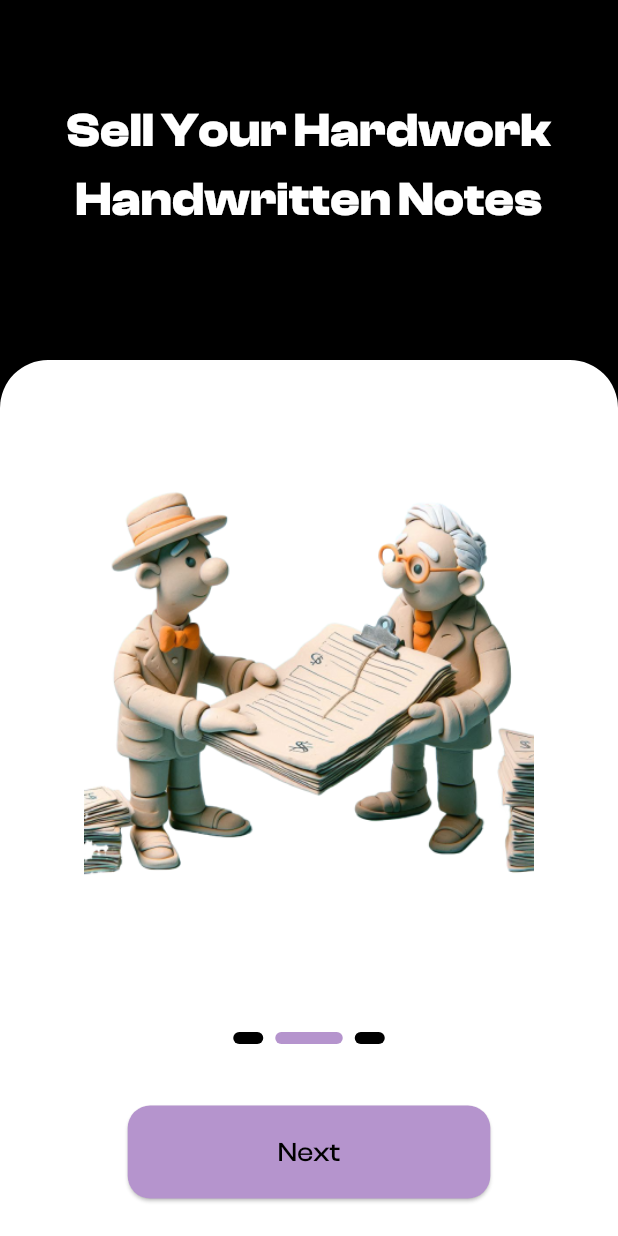
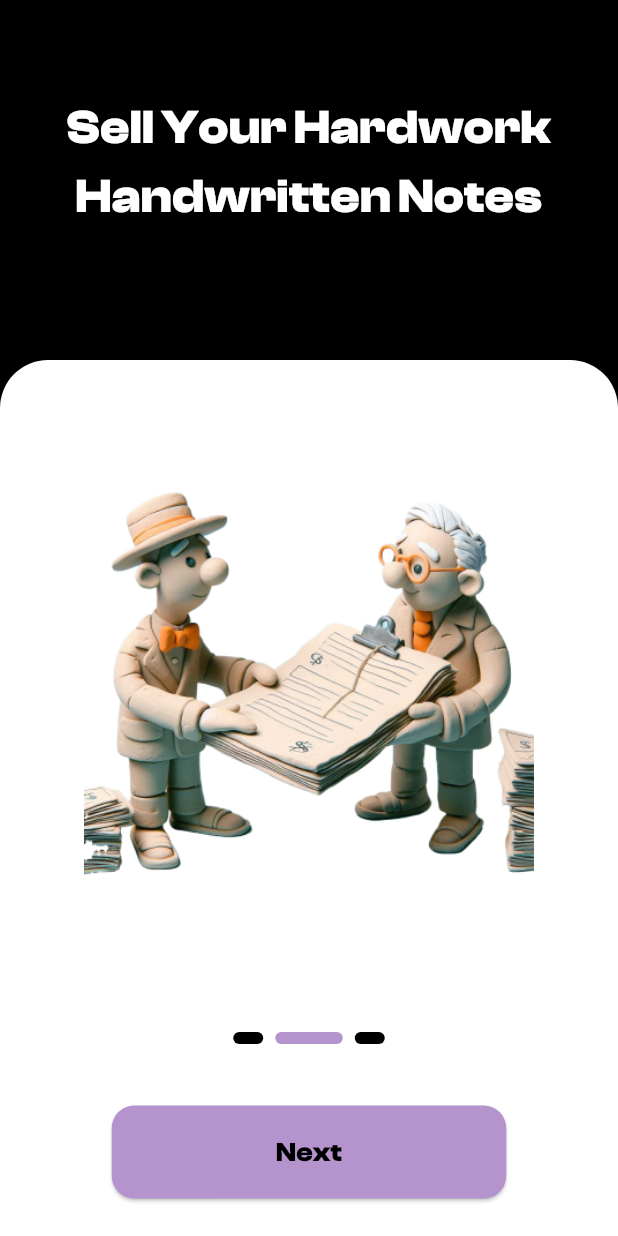
Before and after one commit to ValscoTech/NoteSwap, a Flutter app: the screen it shows after launch, after a tap on "Next", on a phone screen of 412 x 824 dp. Run offline on Flutter 3.47's test engine with Material 3 defaults, Android fonts, the phone set to English and light mode, and no system bars; our stand-ins replace file_picker, flutter_dotenv, flutter_riverpod, flutter_svg, go_router, google_fonts and 3 more; generated files the repository leaves out were written again.

Commit message:
fix[style]: bug on on boarding button on extended devices like One PLus

```diff
--- a/lib/onboarding/presentation/onboarding_slides_screen.dart
+++ b/lib/onboarding/presentation/onboarding_slides_screen.dart
@@ -199,10 +199,10 @@ class _OnboardingSlidesScreenState extends State<OnboardingSlidesScreen>
     return Container(
       color: color.surface,
       width: double.infinity,
-      height: 240,
+      height: 260,
       padding: const EdgeInsets.symmetric(
         horizontal: 32.0,
-        vertical: 64,
+        vertical: 62,
       ),
       child: buildText(
         text,
@@ -254,8 +254,9 @@ class _OnboardingSlidesScreenState extends State<OnboardingSlidesScreen>
       child: ElevatedButton(
         onPressed: _nextPage,
         style: ElevatedButton.styleFrom(
+          minimumSize: const Size(263, 60),
+          padding: const EdgeInsets.symmetric(vertical: 18, horizontal: 24),
           backgroundColor: color.secondary,
-          padding: const EdgeInsets.symmetric(horizontal: 100, vertical: 18),
           shape: RoundedRectangleBorder(
             borderRadius: BorderRadius.circular(15),
           ),
@@ -263,9 +264,9 @@ class _OnboardingSlidesScreenState extends State<OnboardingSlidesScreen>
         child: Text(
           'Next',
           style: TextStyle(
+            fontSize: 18,
+            fontWeight: FontWeight.w600,
             color: color.surface,
-            fontSize: 18.0,
-            fontWeight: FontWeight.w500,
           ),
         ),
       ),
```
Also changed, not shown: 3 other files.
